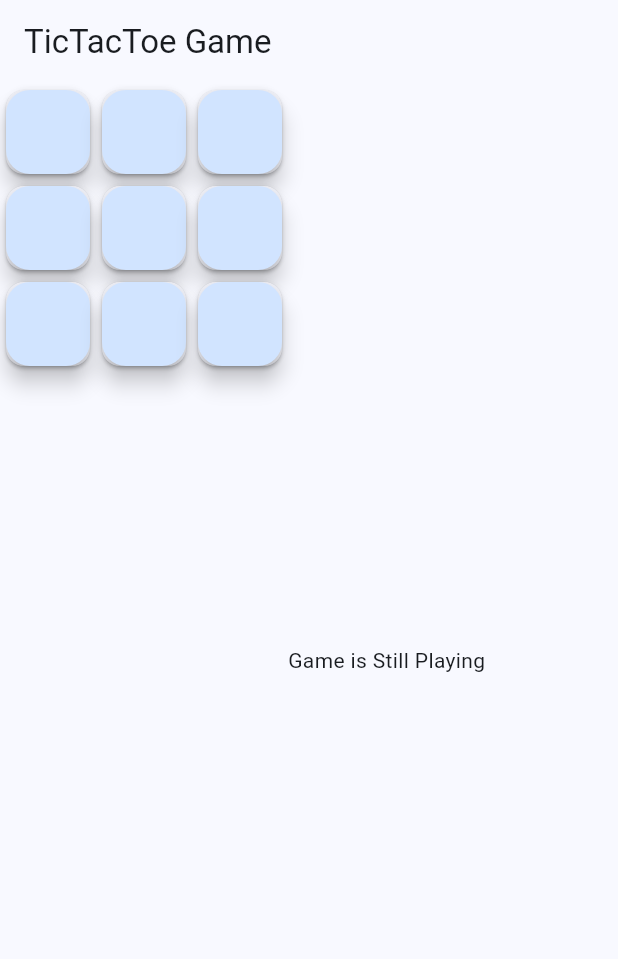
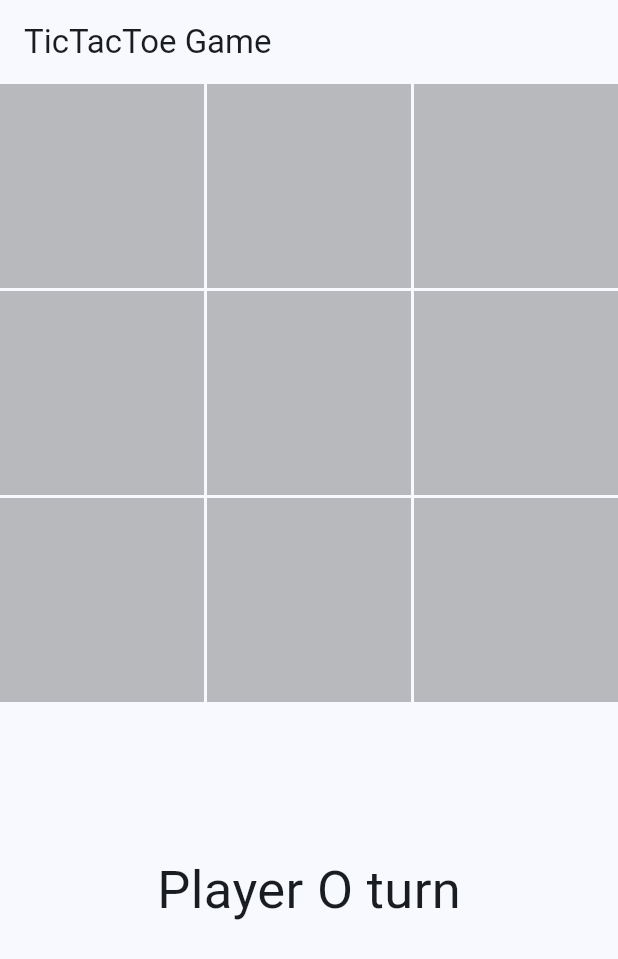
Before and after one commit to realino98/flutter_tictactoe, a Flutter app: the screen it shows after launch, on a phone screen of 412 x 824 dp. Shown: the top 959 px of the screen. Run offline on Flutter 3.47's test engine with Material 2 defaults, Android fonts, the phone set to English and light mode, and no system bars.

Commit message:
BR : Basic Game Function OK

```diff
--- a/lib/home.dart
+++ b/lib/home.dart
@@ -12,62 +12,61 @@ class _TicTacToeState extends State<TicTacToe> {
   List<String> board = ["", "", "", "", "", "", "", "", ""];
   bool isPlayerOne = true;
   bool isPlaying = true;
-  String curCursor = "X";
+  String curCursor = "O";
   @override
   Widget build(BuildContext context) {
     return Scaffold(
       appBar: AppBar(
         title: Text("TicTacToe Game"),
       ),
-      body: Row(
+      body: Column(
         children: [
-          Column(
-            children: [
-              Row(
-                children: [
-                  BoardButton(0, board[0]),
-                  BoardButton(1, board[1]),
-                  BoardButton(2, board[2]),
-                ],
+          Expanded(
+            flex: 2,
+            child: GridView.builder(
+              itemCount: board.length,
+              gridDelegate: SliverGridDelegateWithFixedCrossAxisCount(
+                crossAxisSpacing: 2,
+                mainAxisSpacing: 2,
+                crossAxisCount: 3,
               ),
-              Row(
-                children: [
-                  BoardButton(3, board[3]),
-                  BoardButton(4, board[4]),
-                  BoardButton(5, board[5]),
-                ],
+              itemBuilder: (context, index) {
+                return boardButton(index);
+              },
             ),
-              Row(
-                children: [
-                  BoardButton(6, board[6]),
-                  BoardButton(7, board[7]),
-                  BoardButton(8, board[8]),
-                ],
           ),
-            ],
+          Expanded(
+            flex: 1,
+            child: Text(
+              !isPlaying
+                  ? "Congratulation, player ${curCursor} wins!"
+                  // Inverting Player who is currently playing
+                  : isPlayerOne
+                      ? "Player O turn"
+                      : "Player X turn",
+              style: TextStyle(
+                fontSize: 35,
               ),
-          Text(isPlaying ? "Game is Still Playing" : "Game Stopped"),
-          Text(isPlaying ? "" : "Congratulation! Player ${curCursor} Wins!"),
+            ),
+          ),
         ],
       ),
     );
   }
 
-  Card BoardButton(int id, String val) {
-    return Card(
-      elevation: 1,
-      child: FloatingActionButton(
-        onPressed: () {
-          print("Board ${id} X");
+  boardButton(int id) {
+    return GestureDetector(
+      onTap: () {
         setState(
           () {
             if (board[id] == "" && isPlaying) {
-                if (isPlayerOne) {
-                  curCursor = "O";
-                } else {
-                  curCursor = "X";
-                }
               isPlayerOne = !isPlayerOne;
+              curCursor = isPlayerOne ? "X" : "O";
+              // if (isPlayerOne) {
+              //   curCursor = "O";
+              // } else {
+              //   curCursor = "X";
+              // }
               board[id] = curCursor;
               isPlaying = gameCheck(board, curCursor, isPlaying);
             }
@@ -75,11 +74,12 @@ class _TicTacToeState extends State<TicTacToe> {
         );
       },
       child: Container(
+        color: isPlaying ? Colors.black26 : Colors.green[300],
         child: Center(
-            child: Text(board[id]),
+          child: Text(
+            board[id],
+            style: TextStyle(fontSize: 150),
           ),
-          height: 200,
-          width: 200,
         ),
       ),
     );
--- a/lib/main.dart
+++ b/lib/main.dart
@@ -12,6 +12,7 @@ class MyApp extends StatelessWidget {
   @override
   Widget build(BuildContext context) {
     return MaterialApp(
+      debugShowCheckedModeBanner: false,
       title: 'Flutter Demo',
       theme: ThemeData(
         // This is the theme of your application.
```
Lines whose indentation alone changed are shown as unchanged.
